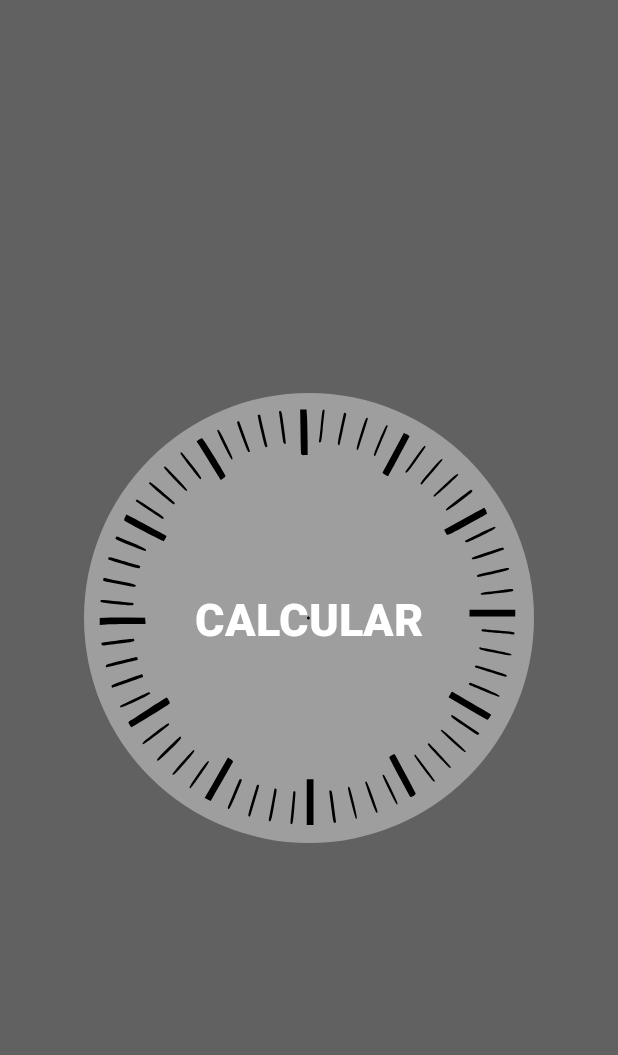
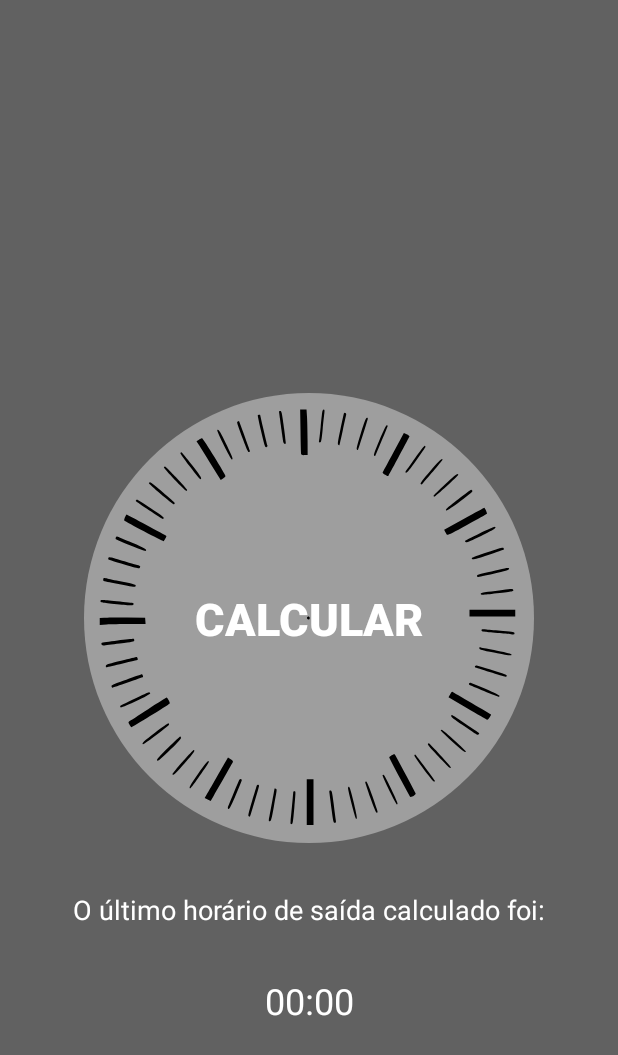
Before and after one commit to tiefz/Bora, an Android app: the layout activity_main.xml on its own in the app's theme, with its tools: preview values and no code run, on a phone screen of 412 x 824 dp. Shown: the top 1055 px of the screen. Run offline under Robolectric (Android 15) with nearby library versions, the phone set to English and light mode, and no system bars.

Commit message:
Update da tela inicial com descricao e ultimo horario

```diff
--- a/app/src/main/res/layout/activity_main.xml
+++ b/app/src/main/res/layout/activity_main.xml
@@ -30,7 +30,7 @@
             android:layout_width="wrap_content"
             android:layout_height="wrap_content"
             android:fontFamily="sans-serif-black"
-            android:text="Calcular"
+            android:text="@string/calcular"
             android:textAllCaps="true"
             android:textColor="@color/white"
             android:textSize="30sp"
@@ -40,5 +40,28 @@
             app:layout_constraintStart_toStartOf="@id/ib_clock_start"
             app:layout_constraintTop_toTopOf="@id/ib_clock_start" />
 
+        <TextView
+            android:id="@+id/tv_calculate_description"
+            android:layout_width="wrap_content"
+            android:layout_height="wrap_content"
+            android:layout_marginTop="32dp"
+            android:text="@string/tv_horario_calculado"
+            android:textColor="@color/white"
+            android:textSize="18sp"
+            app:layout_constraintEnd_toEndOf="parent"
+            app:layout_constraintStart_toStartOf="parent"
+            app:layout_constraintTop_toBottomOf="@id/ib_clock_start" />
+
+        <TextView
+            android:layout_width="wrap_content"
+            android:layout_height="wrap_content"
+            android:layout_marginTop="32dp"
+            android:text="00:00"
+            android:textColor="@color/white"
+            android:textSize="24sp"
+            app:layout_constraintEnd_toEndOf="parent"
+            app:layout_constraintStart_toStartOf="parent"
+            app:layout_constraintTop_toBottomOf="@id/tv_calculate_description" />
+
     </androidx.constraintlayout.widget.ConstraintLayout>
 </layout>
--- a/app/src/main/res/values/strings.xml
+++ b/app/src/main/res/values/strings.xml
@@ -1,3 +1,5 @@
 <resources>
     <string name="app_name">Bora</string>
+    <string name="tv_horario_calculado">O último horário de saída calculado foi:</string>
+    <string name="calcular">Calcular</string>
 </resources>
```
